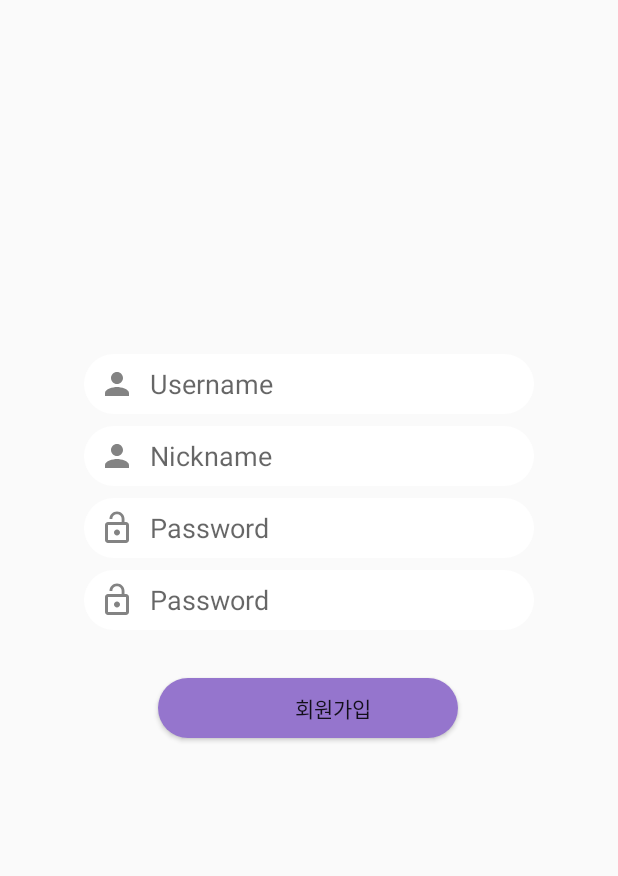
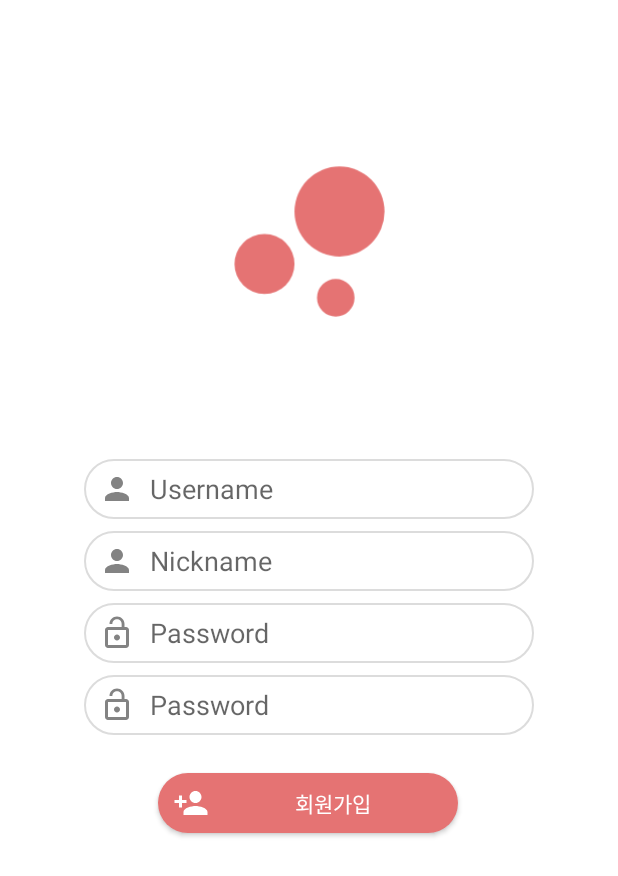
Before and after one commit to sklationd/MADCAMP_PJ3_Client, an Android app: the screen it shows after launch (RegisterActivity), after a tap on "회원가입", on a phone screen of 412 x 824 dp. Shown: the top 876 px of the screen. Run offline under Robolectric (Android 15) with nearby library versions, the phone set to English and light mode, and no system bars.

Commit message:
design
+ high resolution img

```diff
--- a/app/src/main/java/com/example/project3/Main/MainActivity.java
+++ b/app/src/main/java/com/example/project3/Main/MainActivity.java
@@ -37,7 +37,7 @@ public class MainActivity extends AppCompatActivity {
         setContentView(R.layout.activity_main);
         Toolbar toolbar = findViewById(R.id.toolbar);
         setSupportActionBar(toolbar);
-
+        //"HIPHOP", "POPPIN", "URBAN", "GIRLS", "WAACKING", "LOCKING"
         genrelist.add(R.drawable.one);
         genrelist.add(R.drawable.two);
         genrelist.add(R.drawable.three);
--- a/app/src/main/java/com/example/project3/Main/MainAdapter.java
+++ b/app/src/main/java/com/example/project3/Main/MainAdapter.java
@@ -7,6 +7,7 @@ import android.view.LayoutInflater;
 import android.view.View;
 import android.view.ViewGroup;
 import android.widget.ImageView;
+import android.widget.TextView;
 
 import androidx.viewpager.widget.PagerAdapter;
 
@@ -15,6 +16,7 @@ import com.example.project3.R;
 
 public class MainAdapter extends PagerAdapter {
     private int[] images = {R.drawable.one, R.drawable.two, R.drawable.three, R.drawable.four, R.drawable.five, R.drawable.six};
+    private String[] genres = {"HIPHOP", "POPPIN", "URBAN", "GIRLS", "WAACKING", "LOCKING"};
     private LayoutInflater inflater;
     private Context mcontext = null;
     private int length = images.length;
@@ -39,6 +41,7 @@ public class MainAdapter extends PagerAdapter {
                 (Context.LAYOUT_INFLATER_SERVICE);
         View v = inflater.inflate(R.layout.slider, container, false);
         ImageView imageView = (ImageView)v.findViewById(R.id.circleimage);
+        TextView textView = (TextView)v.findViewById(R.id.genre_description);
         imageView.setOnClickListener(new View.OnClickListener() {
             @Override
             public void onClick(View view) {
@@ -49,6 +52,7 @@ public class MainAdapter extends PagerAdapter {
             }
         });
         imageView.setImageResource(images[position]);
+        textView.setText(genres[position]);
         container.addView(v);
         return v;
     }
--- a/app/src/main/java/com/example/project3/PostingVideo.java
+++ b/app/src/main/java/com/example/project3/PostingVideo.java
@@ -81,7 +81,7 @@ public class PostingVideo extends AppCompatActivity {
         VideoId = parsing(sf.getString("youtube_url", null));
         ImageView thumbnail = findViewById(R.id.post_thumbnail);
 
-        Glide.with(context).load("https://img.youtube.com/vi/" + VideoId + "/0.jpg").into(thumbnail);
+        Glide.with(context).load("https://img.youtube.com/vi/" + VideoId + "/maxresdefault.jpg").into(thumbnail);
         youtube_url = sf.getString("youtube_url", null);
 
         try {
--- a/app/src/main/res/drawable/button_round.xml
+++ b/app/src/main/res/drawable/button_round.xml
@@ -1,7 +1,8 @@
 <?xml version="1.0" encoding="utf-8"?>
 <shape
     xmlns:android="http://schemas.android.com/apk/res/android"
-    android:shape="rectangle">
-    <solid android:color = "#9575CD"/>
+    android:shape="rectangle"
+    >
+    <solid android:color = "@color/colorAccent"/>
     <corners android:radius="20dp"/>
 </shape>
--- a/app/src/main/res/drawable/edit_round.xml
+++ b/app/src/main/res/drawable/edit_round.xml
@@ -2,6 +2,9 @@
 <shape
     xmlns:android="http://schemas.android.com/apk/res/android"
     android:shape="rectangle">
+    <stroke
+        android:width="1dp"
+        android:color="#dcdcdc" />
     <solid android:color = "#ffff"/>
     <corners android:radius="20dp"/>
 </shape>
--- a/app/src/main/res/drawable/exit.xml
+++ b/app/src/main/res/drawable/exit.xml
@@ -1,4 +1,4 @@
-<vector android:height="24dp" android:tint="#FFFFFF"
+<vector android:height="24dp" android:tint="#444444"
     android:viewportHeight="24.0" android:viewportWidth="24.0"
     android:width="24dp" xmlns:android="http://schemas.android.com/apk/res/android">
     <path
--- a/app/src/main/res/drawable/icon.xml
+++ b/app/src/main/res/drawable/icon.xml
@@ -1,6 +1,6 @@
 <vector android:height="108dp" android:viewportHeight="24"
     android:viewportWidth="24" android:width="108dp" xmlns:android="http://schemas.android.com/apk/res/android">
-    <path android:fillColor="#B39DDB" android:pathData="M7.2,14.4m-3.2,0a3.2,3.2 0,1 1,6.4 0a3.2,3.2 0,1 1,-6.4 0"/>
-    <path android:fillColor="#B39DDB" android:pathData="M14.8,18m-2,0a2,2 0,1 1,4 0a2,2 0,1 1,-4 0"/>
-    <path android:fillColor="#B39DDB" android:pathData="M15.2,8.8m-4.8,0a4.8,4.8 0,1 1,9.6 0a4.8,4.8 0,1 1,-9.6 0"/>
+    <path android:fillColor="@color/colorAccent" android:pathData="M7.2,14.4m-3.2,0a3.2,3.2 0,1 1,6.4 0a3.2,3.2 0,1 1,-6.4 0"/>
+    <path android:fillColor="@color/colorAccent" android:pathData="M14.8,18m-2,0a2,2 0,1 1,4 0a2,2 0,1 1,-4 0"/>
+    <path android:fillColor="@color/colorAccent" android:pathData="M15.2,8.8m-4.8,0a4.8,4.8 0,1 1,9.6 0a4.8,4.8 0,1 1,-9.6 0"/>
 </vector>
--- a/app/src/main/res/drawable/splash.xml
+++ b/app/src/main/res/drawable/splash.xml
@@ -1,6 +1,6 @@
 <?xml version="1.0" encoding="utf-8"?>
 <layer-list xmlns:android="http://schemas.android.com/apk/res/android">
-    <item android:drawable="@color/colorGrey" />
+    <item android:drawable="@color/colorPrimary" />
     <item
         android:gravity="center"
         android:drawable="@drawable/icon"
--- a/app/src/main/res/layout/activity_register.xml
+++ b/app/src/main/res/layout/activity_register.xml
@@ -11,6 +11,17 @@
     android:paddingBottom="@dimen/activity_vertical_margin"
     android:background = "@color/colorPrimary"
     tools:context=".Login.RegisterActivity">
+
+    <ImageView
+        android:layout_width="150dp"
+        android:layout_height="150dp"
+        android:id="@+id/logo"
+        android:src="@drawable/icon"
+        app:layout_constraintEnd_toEndOf="parent"
+        app:layout_constraintStart_toStartOf="parent"
+        app:layout_constraintTop_toTopOf="parent"
+        app:layout_constraintBottom_toTopOf="@id/username_register"
+        />
 
     <EditText
         android:id="@+id/username_register"
@@ -28,7 +39,7 @@
         android:selectAllOnFocus="true"
         app:layout_constraintEnd_toEndOf="parent"
         app:layout_constraintStart_toStartOf="parent"
-        app:layout_constraintTop_toTopOf="parent"  />
+        app:layout_constraintTop_toTopOf="@+id/logo"  />
 
     <EditText
         android:id="@+id/nickname_register"
@@ -96,6 +107,7 @@
         android:paddingLeft="10dp"
         android:enabled="true"
         android:text="@string/action_register"
+        android:textColor="@android:color/white"
         app:layout_constraintBottom_toBottomOf="parent"
         app:layout_constraintEnd_toEndOf="parent"
         app:layout_constraintHorizontal_bias="0.495"
--- a/app/src/main/res/layout/comment.xml
+++ b/app/src/main/res/layout/comment.xml
@@ -37,7 +37,7 @@
             android:layout_width="match_parent"
             android:layout_height="2dp"
             android:layout_centerInParent="true"
-            android:background="#E13F51B5" />
+            android:background="@color/colorAccent" />
 
         <LinearLayout
             android:layout_width="match_parent"
--- a/app/src/main/res/layout/comment_item.xml
+++ b/app/src/main/res/layout/comment_item.xml
@@ -21,14 +21,13 @@
             android:layout_width="match_parent"
             android:layout_height="wrap_content"
             android:layout_marginBottom="3dp"
-            android:fontFamily="@font/agencyb"
+            android:fontFamily="@font/agencyr"
             android:textStyle="bold"/>
         <TextView
             android:id="@+id/content"
             android:layout_width="match_parent"
             android:layout_height="wrap_content"
             android:layout_below="@+id/author"
-            android:fontFamily="@font/nsrb"
             android:layout_marginBottom="3dp" />
         <TextView
             android:id="@+id/time"
--- a/app/src/main/res/layout/video_item.xml
+++ b/app/src/main/res/layout/video_item.xml
@@ -30,7 +30,7 @@
                 android:layout_height="wrap_content"
                 android:layout_weight="7"
                 android:text="name"
-                android:fontFamily="@font/agencyb"
+                android:fontFamily="@font/agencyr"
                 android:textSize="20dp"
                 android:textStyle="bold"
                 android:layout_marginLeft="3dp"
@@ -63,7 +63,6 @@
             android:layout_below="@+id/thumbnail"
             android:layout_marginLeft="3dp"
             android:layout_marginBottom="5dp"
-            android:fontFamily="@font/nsrr"
             android:textSize="12dp"/>
 
         <TextView
@@ -73,7 +72,6 @@
             android:layout_marginLeft="3dp"
             android:layout_marginBottom="3dp"
             android:layout_below="@+id/title"
-            android:fontFamily="@font/nsrb"
             android:textSize="15dp"/>
 
         <TextView
@@ -81,7 +79,7 @@
             android:layout_width="wrap_content"
             android:layout_height="wrap_content"
             android:text="View all comments"
-            android:fontFamily="@font/AGENCYR"
+            android:fontFamily="@font/agencyr"
             android:textSize="17dp"
             android:textStyle="bold"
             android:layout_marginLeft="3dp"
--- a/app/src/main/res/values/colors.xml
+++ b/app/src/main/res/values/colors.xml
@@ -1,9 +1,9 @@
 <?xml version="1.0" encoding="utf-8"?>
 <resources>
     <!--<color name="colorPrimary">#3D3D3D</color>-->
-    <color name="colorPrimary">@android:color/transparent</color>
+    <color name="colorPrimary">@android:color/white</color>
     <color name="colorPrimaryDark">#3D3D3D</color>
 
-    <color name="colorAccent">#9575CD</color>
+    <color name="colorAccent">#E57373</color>
     <color name="colorGrey">#3D3D3D</color>
 </resources>
```
Also changed, not shown: app/src/main/java/com/example/project3/Genre/Genre.java (+1 -6 lines), app/src/main/java/com/example/project3/Genre/RecyclerVideoAdapter.java (+1 -43 lines), app/src/main/res/layout/activity_login.xml (+21 -8 lines), app/src/main/res/layout/activity_main.xml (+5 -8 lines), app/src/main/res/layout/slider.xml (+29 -9 lines), app/src/main/res/drawable/girls.jpg (deleted).
